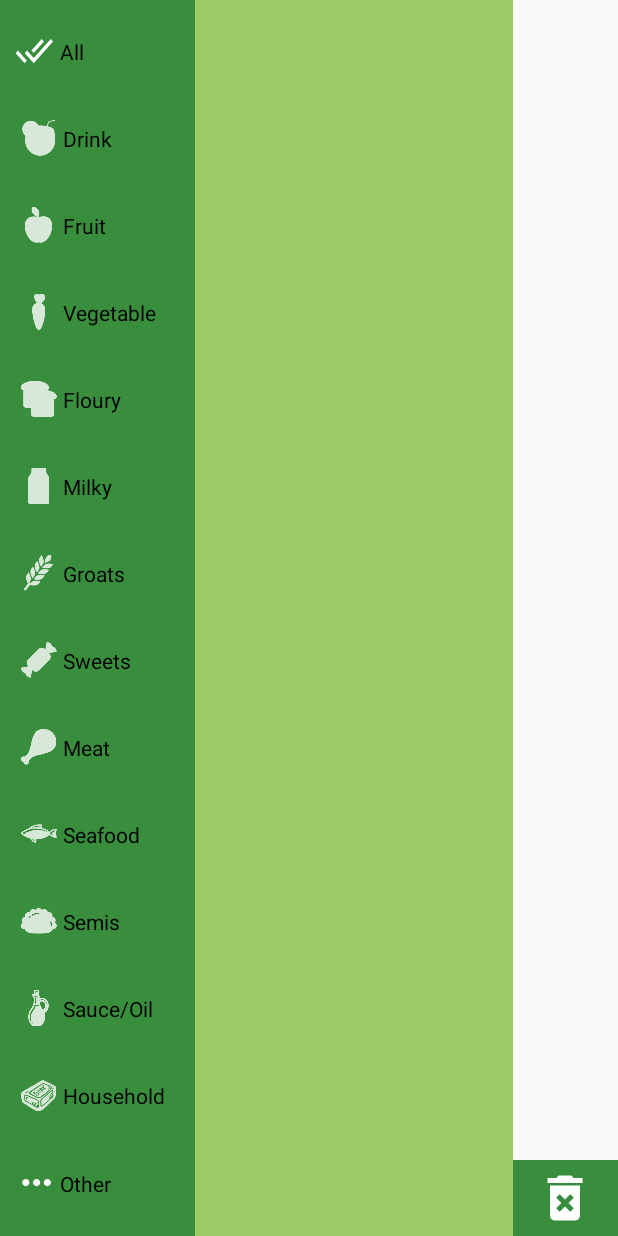
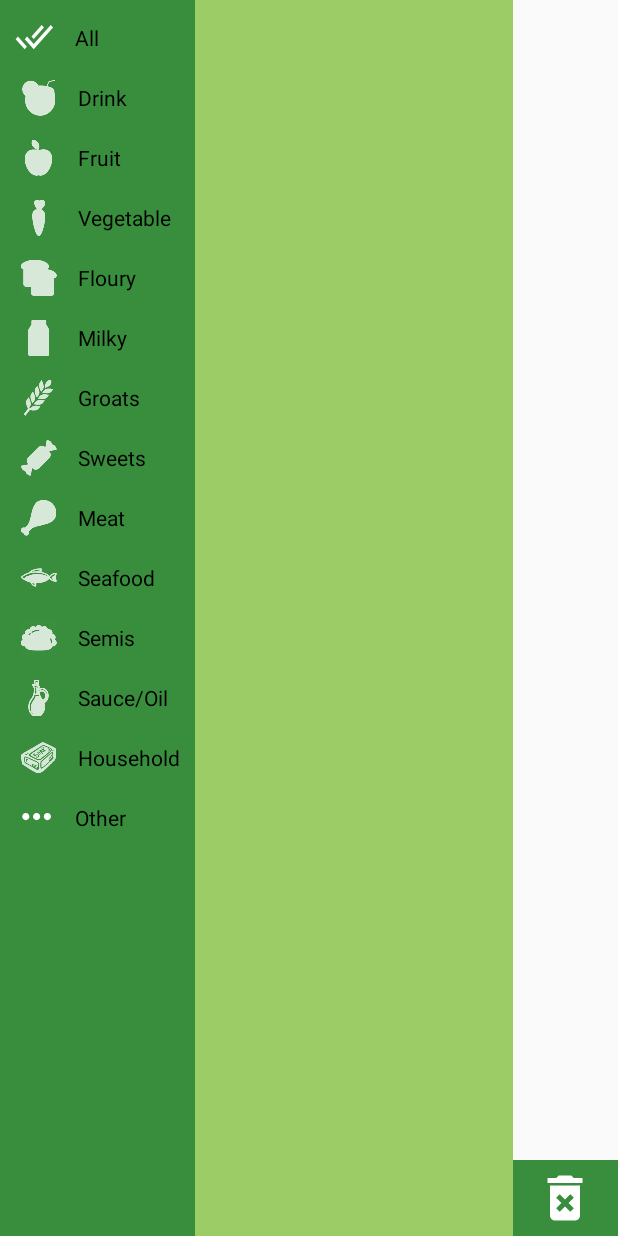
Before and after one commit to Alektas/Pocket-Basket, an Android app: the screen it shows after launch (MainActivity), on a phone screen of 412 x 824 dp. Run offline under Robolectric (Android 15) with nearby library versions, the phone set to English and light mode, and no system bars; our stand-ins replace Dagger/Hilt's generated code, Room's generated code; libraries missing offline, so code that uses them is left out: android.arch.persistence.

Commit message:
Items' names displayed independent in basket and showcase (so in landscape they are shown in both). Created category button style. Categories layout wrapped in scroll view.

```diff
--- a/app/src/main/java/alektas/pocketbasket/view/BasketAdapter.java
+++ b/app/src/main/java/alektas/pocketbasket/view/BasketAdapter.java
@@ -117,7 +117,7 @@ public class BasketAdapter extends BaseAdapter {
         String itemName = getItemName(item);
 
         // hide item name in showcase mode and show in basket mode in "Basket"
-        if (!mModel.isShowcaseMode()) {
+        if (mModel.isBasketNamesShow()) {
             viewHolder.mName.setText(itemName);
         }
         else viewHolder.mName.setText("");
--- a/app/src/main/java/alektas/pocketbasket/view/MainActivity.java
+++ b/app/src/main/java/alektas/pocketbasket/view/MainActivity.java
@@ -161,7 +161,8 @@ public class MainActivity extends AppCompatActivity {
         resizeRadioText(mCategories, 14f);
         mNameField.setVisibility(View.VISIBLE);
         mAddBtn.setVisibility(View.VISIBLE);
-        mViewModel.setShowcaseMode(false); // need to show text of items' names in basket
+        mViewModel.setBasketNamesShow(true);
+        mViewModel.setShowcaseNamesShow(true);
     }
 
     private void setBasketMode() {
@@ -172,6 +173,8 @@ public class MainActivity extends AppCompatActivity {
 
         mNameField.setVisibility(View.VISIBLE);
         mAddBtn.setVisibility(View.VISIBLE);
+        mViewModel.setBasketNamesShow(true);
+        mViewModel.setShowcaseNamesShow(false);
         mViewModel.setShowcaseMode(false);
     }
 
@@ -183,6 +186,8 @@ public class MainActivity extends AppCompatActivity {
 
         mNameField.setVisibility(View.GONE);
         mAddBtn.setVisibility(View.GONE);
+        mViewModel.setBasketNamesShow(false);
+        mViewModel.setShowcaseNamesShow(true);
         mViewModel.setShowcaseMode(true);
     }
 
--- a/app/src/main/java/alektas/pocketbasket/view/ShowcaseAdapter.java
+++ b/app/src/main/java/alektas/pocketbasket/view/ShowcaseAdapter.java
@@ -107,7 +107,7 @@ public class ShowcaseAdapter extends BaseAdapter {
         String itemName = getItemName(item);
 
         // show item name in showcase mode and hide in basket mode in "Showcase"
-        if (mModel.isShowcaseMode()) {
+        if (mModel.isShowcaseNamesShow()) {
             viewHolder.mName.setText(itemName);
         }
         else viewHolder.mName.setText("");
--- a/app/src/main/res/layout-land/main_layout.xml
+++ /dev/null
@@ -1,91 +0,0 @@
-<?xml version="1.0" encoding="utf-8"?>
-<android.support.constraint.ConstraintLayout
-    xmlns:android="http://schemas.android.com/apk/res/android"
-    xmlns:app="http://schemas.android.com/apk/res-auto"
-    android:id="@+id/root_layout"
-    android:layout_width="match_parent"
-    android:layout_height="match_parent"
-    android:orientation="horizontal">
-
-    <LinearLayout
-        android:id="@+id/basket_container"
-        android:layout_width="0dp"
-        android:layout_height="match_parent"
-        android:orientation="vertical"
-        android:gravity="end"
-        app:layout_constraintEnd_toEndOf="parent"
-        app:layout_constraintHorizontal_bias="0.5"
-        app:layout_constraintStart_toEndOf="@+id/showcase_list"
-        app:layout_constraintTop_toTopOf="parent">
-
-        <ListView
-            android:id="@+id/basket_list"
-            android:layout_width="match_parent"
-            android:layout_height="0dp"
-            android:layout_weight="1"
-            android:divider="@color/colorPrimary"
-            android:paddingStart="@dimen/padding"/>
-
-        <LinearLayout
-            android:layout_width="match_parent"
-            android:layout_height="wrap_content"
-            android:background="@color/colorSecondary"
-            android:gravity="center">
-
-            <EditText
-                android:id="@+id/add_item_field"
-                android:layout_width="0dp"
-                android:layout_height="match_parent"
-                android:layout_weight="1"
-                android:hint="@string/item_name"
-                android:inputType="text"
-                android:visibility="visible"
-                android:lines="1"/>
-
-            <Button
-                android:id="@+id/add_item_btn"
-                android:layout_width="@dimen/ic_categ_size"
-                android:layout_height="@dimen/ic_categ_size"
-                android:layout_margin="@dimen/padding"
-                android:background="@drawable/add_btn_bg"
-                android:onClick="onAddBtnClick"
-                android:visibility="visible"/>
-
-            <Button
-                android:id="@+id/clear_btn"
-                android:layout_width="@dimen/ic_categ_size"
-                android:layout_height="@dimen/ic_categ_size"
-                android:layout_margin="@dimen/padding"
-                android:background="@drawable/del_btn_bg"
-                android:onClick="onClearBtnClick"/>
-        </LinearLayout>
-
-    </LinearLayout>
-
-    <ScrollView
-        android:id="@+id/categories_wrapper"
-        android:layout_width="wrap_content"
-        android:layout_height="match_parent"
-        android:paddingTop="@dimen/padding"
-        android:paddingBottom="@dimen/padding"
-        android:background="@color/colorSecondary">
-
-        <include
-            layout="@layout/categories_layout"
-            app:layout_constraintEnd_toStartOf="@+id/showcase_list"
-            app:layout_constraintHorizontal_bias="0.5"
-            app:layout_constraintStart_toStartOf="parent"/>
-    </ScrollView>
-
-    <ListView
-        android:id="@+id/showcase_list"
-        android:layout_width="@dimen/showcase_wide_size"
-        android:layout_height="match_parent"
-        android:background="@color/colorPrimary"
-        android:divider="@color/colorPrimary"
-        android:padding="@dimen/padding"
-        app:layout_constraintEnd_toStartOf="@+id/basket_container"
-        app:layout_constraintHorizontal_bias="0.5"
-        app:layout_constraintStart_toEndOf="@+id/categories_wrapper"
-        app:layout_constraintTop_toTopOf="parent"/>
-</android.support.constraint.ConstraintLayout>
--- a/app/src/main/res/layout/categories_layout.xml
+++ b/app/src/main/res/layout/categories_layout.xml
@@ -2,138 +2,80 @@
 <RadioGroup
     xmlns:android="http://schemas.android.com/apk/res/android"
     android:id="@+id/categ_group"
+    android:layout_width="@dimen/categ_wide_size"
+    android:layout_height="match_parent"
     android:paddingStart="10dp"
     android:paddingEnd="0dp"
-    android:layout_width="@dimen/categ_wide_size"
-    android:layout_height="match_parent"
-    android:paddingTop="@dimen/padding"
-    android:paddingBottom="@dimen/padding"
     android:background="@color/colorSecondary">
 
     <RadioButton
         android:id="@+id/all_rb"
-            android:layout_width="match_parent"
-            android:layout_height="@dimen/ic_categ_size"
-            android:layout_weight="1"
+        style="@style/CategButton"
         android:text="@string/all"
-            android:background="@drawable/categ_bg"
-            android:button="@drawable/ic_done_all_black_24dp"
-            android:onClick="onFilterClick"/>
+        android:button="@drawable/ic_done_all_black_24dp"/>
     <RadioButton
         android:id="@+id/drink_rb"
-            android:layout_width="match_parent"
-            android:layout_height="@dimen/ic_categ_size"
-            android:layout_weight="1"
+        style="@style/CategButton"
         android:text="@string/drink"
-            android:background="@drawable/categ_bg"
-            android:button="@drawable/ic_rb_drinks"
-            android:onClick="onFilterClick"/>
+        android:button="@drawable/ic_rb_drinks"/>
     <RadioButton
         android:id="@+id/fruits_rb"
-            android:layout_width="match_parent"
-            android:layout_height="@dimen/ic_categ_size"
-            android:layout_weight="1"
+        style="@style/CategButton"
         android:text="@string/fruit"
-            android:background="@drawable/categ_bg"
-            android:button="@drawable/ic_rb_fruits"
-            android:onClick="onFilterClick"/>
+        android:button="@drawable/ic_rb_fruits"/>
     <RadioButton
         android:id="@+id/veg_rb"
-            android:layout_width="match_parent"
-            android:layout_height="@dimen/ic_categ_size"
-            android:layout_weight="1"
+        style="@style/CategButton"
         android:text="@string/vegetable"
-            android:background="@drawable/categ_bg"
-            android:button="@drawable/ic_rb_vegs"
-            android:onClick="onFilterClick"/>
+        android:button="@drawable/ic_rb_vegs"/>
     <RadioButton
         android:id="@+id/floury_rb"
-            android:layout_width="match_parent"
-            android:layout_height="@dimen/ic_categ_size"
-            android:layout_weight="1"
+        style="@style/CategButton"
         android:text="@string/floury"
-            android:background="@drawable/categ_bg"
-            android:button="@drawable/ic_rb_floury"
-            android:onClick="onFilterClick"/>
+        android:button="@drawable/ic_rb_floury"/>
     <RadioButton
         android:id="@+id/milky_rb"
-            android:layout_width="match_parent"
-            android:layout_height="@dimen/ic_categ_size"
-            android:layout_weight="1"
+        style="@style/CategButton"
         android:text="@string/milky"
-            android:background="@drawable/categ_bg"
-            android:button="@drawable/ic_rb_milky"
-            android:onClick="onFilterClick"/>
+        android:button="@drawable/ic_rb_milky"/>
     <RadioButton
         android:id="@+id/groats_rb"
-            android:layout_width="match_parent"
-            android:layout_height="@dimen/ic_categ_size"
-            android:layout_weight="1"
+        style="@style/CategButton"
         android:text="@string/groats"
-            android:background="@drawable/categ_bg"
-            android:button="@drawable/ic_rb_groats"
-            android:onClick="onFilterClick"/>
+        android:button="@drawable/ic_rb_groats"/>
     <RadioButton
         android:id="@+id/sweets_rb"
-            android:layout_width="match_parent"
-            android:layout_height="@dimen/ic_categ_size"
-            android:layout_weight="1"
+        style="@style/CategButton"
         android:text="@string/sweets"
-            android:button="@drawable/ic_rb_sweets"
-            android:background="@drawable/categ_bg"
-            android:onClick="onFilterClick"/>
+        android:button="@drawable/ic_rb_sweets"/>
     <RadioButton
         android:id="@+id/meat_rb"
-            android:layout_width="match_parent"
-            android:layout_height="@dimen/ic_categ_size"
-            android:layout_weight="1"
+        style="@style/CategButton"
         android:text="@string/meat"
-            android:background="@drawable/categ_bg"
-            android:button="@drawable/ic_rb_meat"
-            android:onClick="onFilterClick"/>
+        android:button="@drawable/ic_rb_meat"/>
     <RadioButton
         android:id="@+id/seafood_rb"
-            android:layout_width="match_parent"
-            android:layout_height="@dimen/ic_categ_size"
-            android:layout_weight="1"
+        style="@style/CategButton"
         android:text="@string/seafood"
-            android:background="@drawable/categ_bg"
-            android:button="@drawable/ic_rb_fish"
-            android:onClick="onFilterClick"/>
+        android:button="@drawable/ic_rb_fish"/>
     <RadioButton
         android:id="@+id/semis_rb"
-            android:layout_width="match_parent"
-            android:layout_height="@dimen/ic_categ_size"
-            android:layout_weight="1"
+        style="@style/CategButton"
         android:text="@string/semis"
-            android:background="@drawable/categ_bg"
-            android:button="@drawable/ic_rb_semis"
-            android:onClick="onFilterClick"/>
+        android:button="@drawable/ic_rb_semis"/>
     <RadioButton
         android:id="@+id/sauce_n_oil_rb"
-            android:layout_width="match_parent"
-            android:layout_height="@dimen/ic_categ_size"
-            android:layout_weight="1"
+        style="@style/CategButton"
         android:text="@string/sauce_n_oil"
-            android:background="@drawable/categ_bg"
-            android:button="@drawable/ic_rb_oil"
-            android:onClick="onFilterClick"/>
+        android:button="@drawable/ic_rb_oil"/>
     <RadioButton
         android:id="@+id/household_rb"
-            android:layout_width="match_parent"
-            android:layout_height="@dimen/ic_categ_size"
-            android:layout_weight="1"
+        style="@style/CategButton"
         android:text="@string/household"
-            android:background="@drawable/categ_bg"
-            android:button="@drawable/ic_rb_household"
-            android:onClick="onFilterClick"/>
+        android:button="@drawable/ic_rb_household"/>
     <RadioButton
         android:id="@+id/other_rb"
-            android:layout_width="match_parent"
-            android:layout_height="@dimen/ic_categ_size"
-            android:layout_weight="1"
+        style="@style/CategButton"
         android:text="@string/other"
-            android:background="@drawable/categ_bg"
-            android:button="@drawable/ic_more_horiz_black_24dp"
-            android:onClick="onFilterClick"/>
+        android:button="@drawable/ic_more_horiz_black_24dp"/>
 </RadioGroup>
--- a/app/src/main/res/layout/main_layout.xml
+++ b/app/src/main/res/layout/main_layout.xml
@@ -64,6 +64,14 @@
 
     </LinearLayout>
 
+    <ScrollView
+        android:id="@+id/categories_wrapper"
+        android:layout_width="wrap_content"
+        android:layout_height="match_parent"
+        android:paddingTop="@dimen/padding"
+        android:paddingBottom="@dimen/padding"
+        android:background="@color/colorSecondary">
+
         <include
             android:id="@+id/categ_group"
             layout="@layout/categories_layout"
@@ -71,6 +79,7 @@
             app:layout_constraintHorizontal_bias="0.5"
             app:layout_constraintStart_toStartOf="parent"
             app:layout_constraintTop_toTopOf="parent"/>
+    </ScrollView>
 
     <ListView
         android:id="@+id/showcase_list"
@@ -81,6 +90,6 @@
         android:padding="@dimen/padding"
         app:layout_constraintEnd_toStartOf="@+id/basket_container"
         app:layout_constraintHorizontal_bias="0.5"
-        app:layout_constraintStart_toEndOf="@+id/categ_group"
+        app:layout_constraintStart_toEndOf="@+id/categories_wrapper"
         app:layout_constraintTop_toTopOf="parent"/>
 </android.support.constraint.ConstraintLayout>
--- a/app/src/main/res/values/styles.xml
+++ b/app/src/main/res/values/styles.xml
@@ -11,4 +11,13 @@
         <item name="colorControlActivated">@color/colorAccent</item>
     </style>
 
+    <style name="CategButton">
+        <item name="android:layout_width">match_parent</item>
+        <item name="android:layout_height">@dimen/ic_categ_size</item>
+        <item name="android:layout_weight">1</item>
+        <item name="android:paddingStart">10dp</item>
+        <item name="android:background">@drawable/categ_bg</item>
+        <item name="android:onClick">onFilterClick</item>
+    </style>
+
 </resources>
```
Lines whose indentation alone changed are shown as unchanged.
